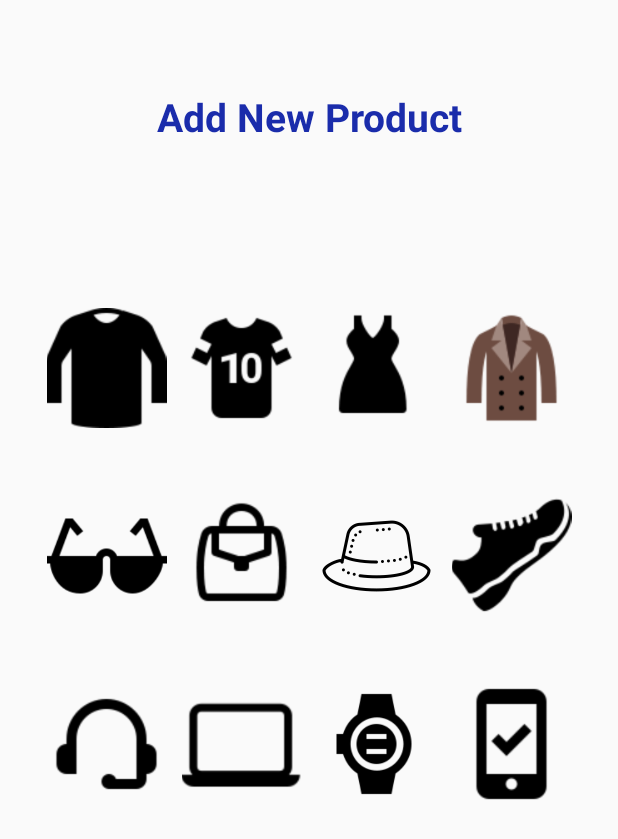
After one commit to Neubliance/Little-Indie-Shoppe, an Android app: the AdminCategoryActivity screen opened directly, with no data from a screen before it, on a phone screen of 412 x 824 dp. The commit adds this screen. Shown: the top 839 px of the screen. Run offline under Robolectric (Android 15) with nearby library versions, the phone set to English and light mode, and no system bars.

Commit message:
added retailer categories

```diff
--- a/app/src/main/AndroidManifest.xml
+++ b/app/src/main/AndroidManifest.xml
@@ -9,14 +9,15 @@
         android:roundIcon="@mipmap/ic_launcher_round"
         android:supportsRtl="true"
         android:theme="@style/AppTheme">
+        <activity android:name=".AdminCategoryActivity"></activity>
         <activity
             android:name=".AdminAddNewProductActivity"
             android:screenOrientation="portrait" />
         <activity
             android:name=".HomeActivity"
             android:label="@string/title_activity_home"
-            android:theme="@style/AppTheme.NoActionBar"
-            android:screenOrientation="portrait" />
+            android:screenOrientation="portrait"
+            android:theme="@style/AppTheme.NoActionBar" />
         <activity
             android:name=".LoginActivity"
             android:screenOrientation="portrait" />
--- a/app/src/main/java/com/example/littleindieshoppe/AdminAddNewProductActivity.java
+++ b/app/src/main/java/com/example/littleindieshoppe/AdminAddNewProductActivity.java
@@ -12,6 +12,8 @@ public class AdminAddNewProductActivity extends AppCompatActivity {
         super.onCreate(savedInstanceState);
         setContentView(R.layout.activity_admin_add_new_product);
 
-        Toast.makeText(this, "Welcome Administrator", Toast.LENGTH_SHORT).show();
+        Toast.makeText(this, "Welcome Retailer", Toast.LENGTH_SHORT).show();
+
+
     }
 }
--- /dev/null
+++ b/app/src/main/java/com/example/littleindieshoppe/AdminCategoryActivity.java
@@ -0,0 +1,14 @@
+package com.example.littleindieshoppe;
+
+import android.os.Bundle;
+
+import androidx.appcompat.app.AppCompatActivity;
+
+public class AdminCategoryActivity extends AppCompatActivity {
+
+    @Override
+    protected void onCreate(Bundle savedInstanceState) {
+        super.onCreate(savedInstanceState);
+        setContentView(R.layout.activity_admin_category);
+    }
+}
--- a/app/src/main/java/com/example/littleindieshoppe/LoginActivity.java
+++ b/app/src/main/java/com/example/littleindieshoppe/LoginActivity.java
@@ -60,7 +60,7 @@ public class LoginActivity extends AppCompatActivity {
         adminLink.setOnClickListener(new View.OnClickListener() {
             @Override
             public void onClick(View v) {
-                loginButton.setText("Admin Login");
+                loginButton.setText("Retailer Login");
                 adminLink.setVisibility(View.INVISIBLE);
                 notAdminLink.setVisibility(View.VISIBLE);
 
--- /dev/null
+++ b/app/src/main/res/layout/activity_admin_category.xml
@@ -0,0 +1,126 @@
+<?xml version="1.0" encoding="utf-8"?>
+<RelativeLayout xmlns:android="http://schemas.android.com/apk/res/android"
+    xmlns:tools="http://schemas.android.com/tools"
+    android:layout_width="match_parent"
+    android:layout_height="match_parent"
+    tools:context=".AdminCategoryActivity">
+
+    <TextView
+        android:id="@+id/slogan_category"
+        android:layout_width="match_parent"
+        android:layout_height="wrap_content"
+        android:layout_alignParentTop="true"
+        android:layout_centerHorizontal="true"
+        android:layout_marginTop="60dp"
+        android:text="Add New Product"
+        android:textColor="@color/colorAccent"
+        android:textAlignment="center"
+        android:textSize="26dp"
+        android:textStyle="bold" />
+
+    <LinearLayout
+        android:id="@+id/linear1_category_layout"
+        android:layout_width="match_parent"
+        android:layout_height="wrap_content"
+        android:layout_below="@id/slogan_category"
+        android:layout_centerHorizontal="true"
+        android:layout_marginTop="110dp"
+        android:gravity="center"
+        android:orientation="horizontal">
+
+        <ImageView
+            android:id="@+id/t_shirts"
+            android:layout_width="90dp"
+            android:layout_height="80dp"
+            android:src="@drawable/tshirts" />
+
+        <ImageView
+            android:id="@+id/sports_t_shirts"
+            android:layout_width="90dp"
+            android:layout_height="80dp"
+            android:src="@drawable/sports" />
+
+        <ImageView
+            android:id="@+id/female_dresses"
+            android:layout_width="90dp"
+            android:layout_height="80dp"
+            android:src="@drawable/female_dresses" />
+
+        <ImageView
+            android:id="@+id/sweaters"
+            android:layout_width="90dp"
+            android:layout_height="80dp"
+            android:src="@drawable/sweather" />
+    </LinearLayout>
+
+    <LinearLayout
+        android:id="@+id/linear2_category_layout"
+        android:layout_width="match_parent"
+        android:layout_height="wrap_content"
+        android:layout_below="@id/linear1_category_layout"
+        android:layout_centerHorizontal="true"
+        android:layout_marginTop="45dp"
+        android:gravity="center"
+        android:orientation="horizontal">
+
+        <ImageView
+            android:id="@+id/glasses"
+            android:layout_width="90dp"
+            android:layout_height="80dp"
+            android:src="@drawable/glasses" />
+
+        <ImageView
+            android:id="@+id/purses_bags_wallets"
+            android:layout_width="90dp"
+            android:layout_height="80dp"
+            android:src="@drawable/purses_bags" />
+
+        <ImageView
+            android:id="@+id/hats_caps"
+            android:layout_width="90dp"
+            android:layout_height="80dp"
+            android:src="@drawable/hats" />
+
+        <ImageView
+            android:id="@+id/shoes"
+            android:layout_width="90dp"
+            android:layout_height="80dp"
+            android:src="@drawable/shoess" />
+    </LinearLayout>
+
+    <LinearLayout
+        android:id="@+id/linear3_category_layout"
+        android:layout_width="match_parent"
+        android:layout_height="wrap_content"
+        android:layout_below="@id/linear2_category_layout"
+        android:layout_centerHorizontal="true"
+        android:layout_marginTop="45dp"
+        android:gravity="center"
+        android:orientation="horizontal">
+
+        <ImageView
+            android:id="@+id/headphones_handfree"
+            android:layout_width="90dp"
+            android:layout_height="80dp"
+            android:src="@drawable/headphoness" />
+
+        <ImageView
+            android:id="@+id/laptop_pc"
+            android:layout_width="90dp"
+            android:layout_height="80dp"
+            android:src="@drawable/laptops" />
+
+        <ImageView
+            android:id="@+id/watches"
+            android:layout_width="90dp"
+            android:layout_height="80dp"
+            android:src="@drawable/watches" />
+
+        <ImageView
+            android:id="@+id/mobilephones"
+            android:layout_width="90dp"
+            android:layout_height="80dp"
+            android:src="@drawable/mobiles" />
+    </LinearLayout>
+
+</RelativeLayout>
--- a/app/src/main/res/layout/activity_login.xml
+++ b/app/src/main/res/layout/activity_login.xml
@@ -98,7 +98,7 @@
         android:layout_marginLeft="80dp"
         android:layout_marginTop="20dp"
         android:layout_marginEnd="23dp"
-        android:text="I'm an Admin"
+        android:text="I'm a Retailer"
         android:textColor="@color/colorAccent"
         android:textSize="20sp"
         android:textStyle="bold" />
@@ -112,7 +112,7 @@
         android:layout_marginTop="20dp"
         android:layout_marginEnd="237dp"
         android:layout_marginBottom="80dp"
-        android:text="I'm Not An Admin"
+        android:text="I'm Not A Retailer"
         android:textColor="@color/colorAccent"
         android:textSize="20sp"
         android:textStyle="bold"
```
